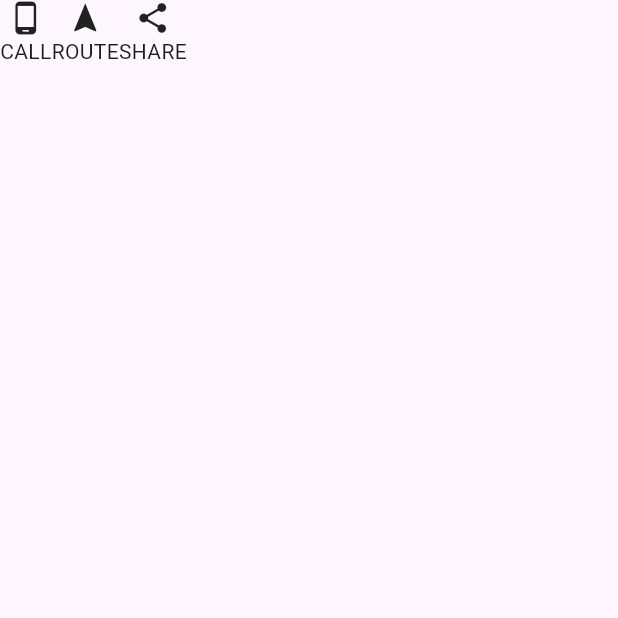
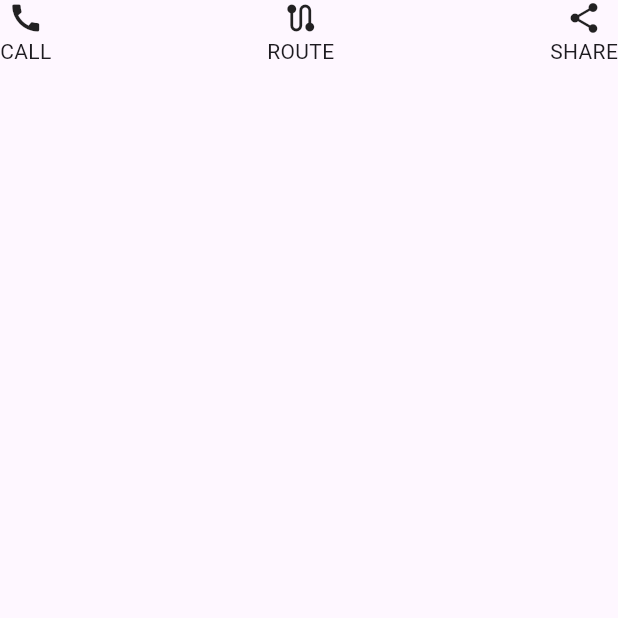
Before and after one commit to PrasannaJung/first_flutter_app, a Flutter app: the screen it shows after launch, after a tap on "Dummy Screen", on a phone screen of 412 x 824 dp, the top half of it. Run offline on Flutter 3.47's test engine with Material 3 defaults, Android fonts, the phone set to English and light mode, and no system bars.

Commit message:
Add new screen

```diff
--- a/lib/screen/dashboard_screen.dart
+++ b/lib/screen/dashboard_screen.dart
@@ -1,4 +1,5 @@
 import 'package:first_app/screen/area_of_circle_screen.dart';
+import 'package:first_app/screen/column_screen.dart';
 import 'package:first_app/screen/dummy_screen.dart';
 import 'package:first_app/screen/simple_interest_screen.dart';
 import 'package:flutter/material.dart';
@@ -81,6 +82,17 @@ class DashboardScreen extends StatelessWidget {
               },
               child: const Text('Dummy Screen'),
             ),
+            ElevatedButton(
+              onPressed: () {
+                Navigator.push(
+                  context,
+                  MaterialPageRoute(
+                    builder: (context) => const ColumnScreen(),
+                  ),
+                );
+              },
+              child: const Text('Column Screen'),
+            ),
           ],
         ),
       ),
--- a/lib/screen/dummy_screen.dart
+++ b/lib/screen/dummy_screen.dart
@@ -6,11 +6,14 @@ class DummyScreen extends StatelessWidget {
   @override
   Widget build(BuildContext context) {
     return  Scaffold(
-      body: Row(
+      body: SafeArea(child: Container(
+        child: Row(
+          mainAxisAlignment: MainAxisAlignment.spaceBetween,
+          crossAxisAlignment: CrossAxisAlignment.center,
           children: [
             Column(
               children: [
-              Icon(Icons.phone_android),
+                Icon(Icons.call),
                 SafeArea(child: Container(
                   child: Text("CALL"),
                 ),)
@@ -18,7 +21,7 @@ class DummyScreen extends StatelessWidget {
             ),
             Column(
               children: [
-              Icon(Icons.navigation),
+                Icon(Icons.route),
                 SafeArea(child: Container(
                   child: Text("ROUTE"),
                 ),)
@@ -34,6 +37,7 @@ class DummyScreen extends StatelessWidget {
             )
           ],
         ),
+      ),)
     );
   }
 }
```
Also changed, not shown: lib/screen/column_screen.dart (added, +25 -0 lines). Lines whose indentation alone changed are shown as unchanged.
